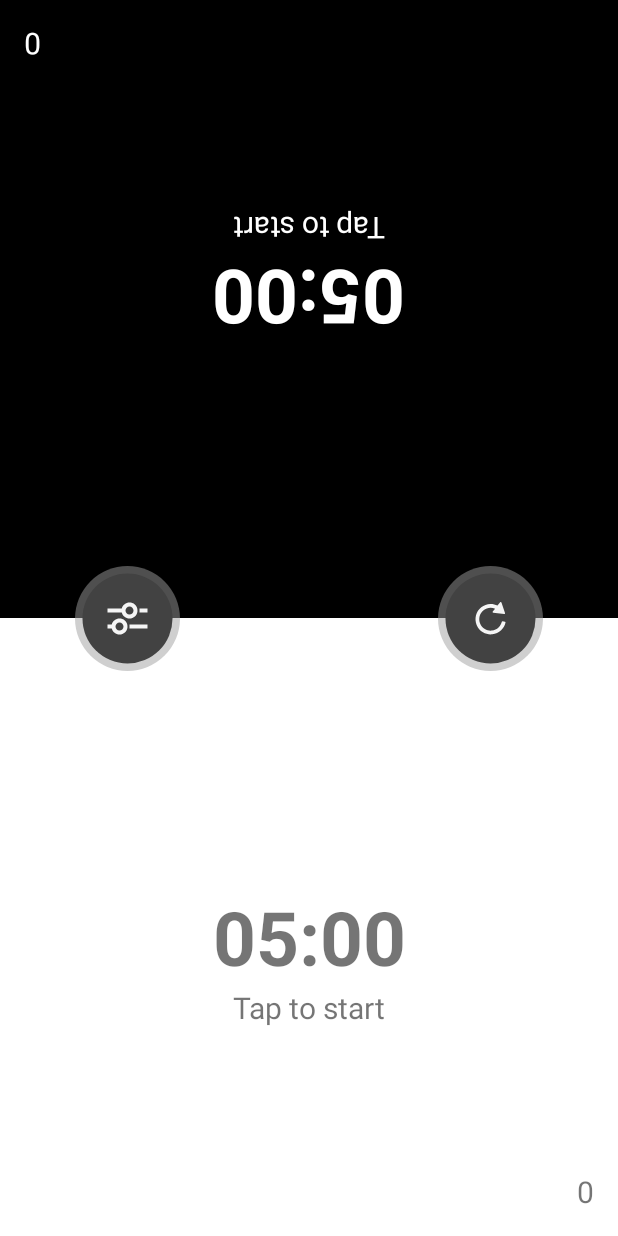
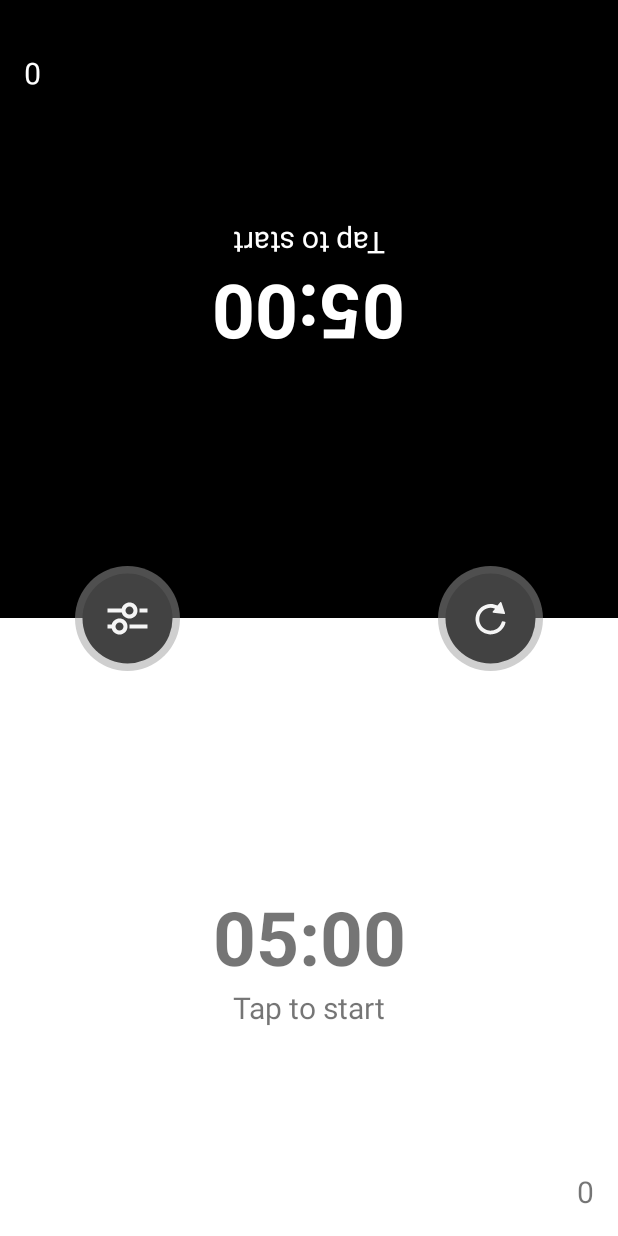
Before and after one commit to olariagamartin/Chess-Clock, an Android app: the screen it shows after launch (MainActivity), on a phone screen of 412 x 824 dp. Run offline under Robolectric (Android 15) with nearby library versions, the phone set to English and light mode, and no system bars; our stand-ins replace Room's generated code; 3 statements that could not run were skipped.

Commit message:
Bug: when you swipe to show the status bar, a click event is also launched. Solution: Add padding to the view at the same position of the status bar.

```diff
--- a/app/src/main/res/layout/fragment_clocks.xml
+++ b/app/src/main/res/layout/fragment_clocks.xml
@@ -14,6 +14,7 @@
         android:orientation="vertical"
         android:rotation="180"
         android:paddingTop="40dp"
+        android:paddingBottom="20dp"
         app:layout_constraintBottom_toTopOf="@+id/guideline"
         app:layout_constraintEnd_toEndOf="parent"
         app:layout_constraintStart_toStartOf="parent"
```
Also changed, not shown: app/src/main/java/com/themarto/chessclock/clocks/ClocksFragment.kt (+6 -6 lines).
